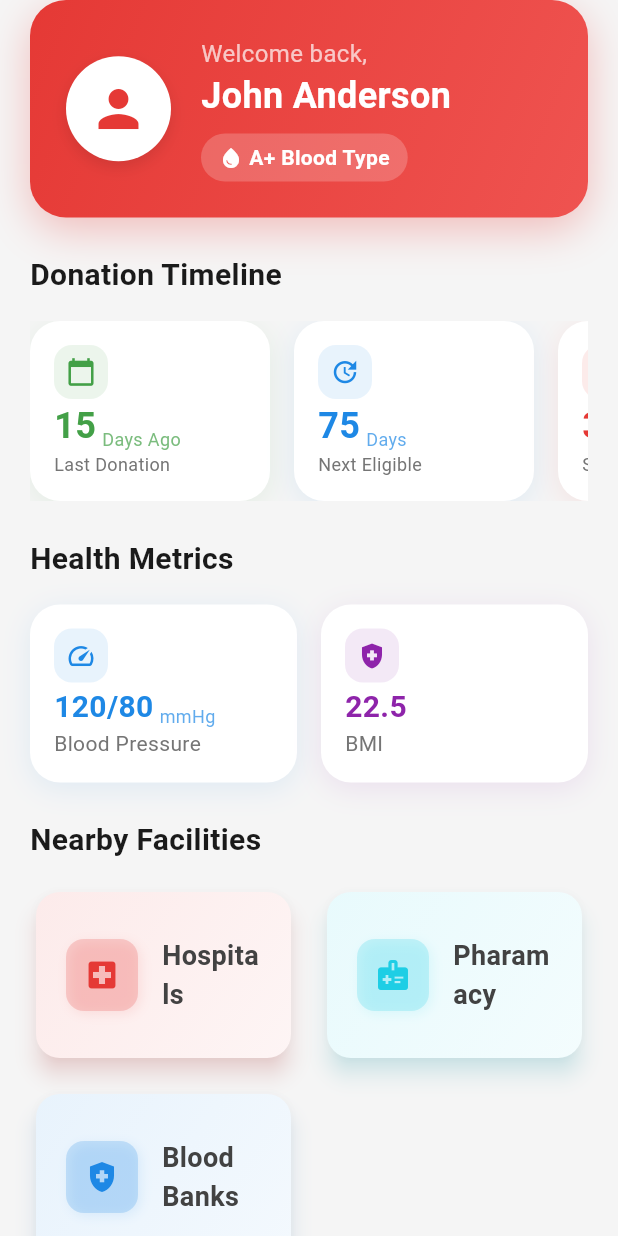
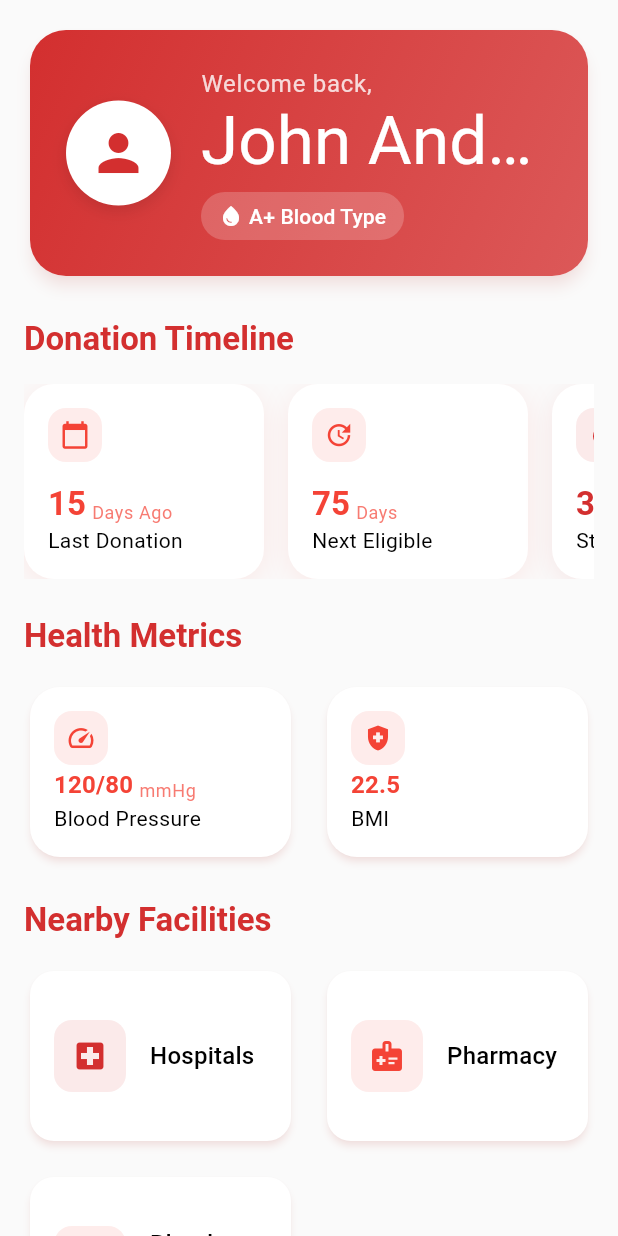
Before and after one commit to Sreenu-Chandaka/life_drop, a Flutter app: the HomeScreen screen opened directly, on a phone screen of 412 x 824 dp. Run offline on Flutter 3.47's test engine with Material 3 defaults, Android fonts, the light colour scheme and no system bars; missing offline and left inert: heart_bpm; statements that could not run were skipped.

Commit message:
Update home.dart

```diff
--- a/lib/screens/home.dart
+++ b/lib/screens/home.dart
@@ -1,38 +1,46 @@
 import 'package:flutter/material.dart';
 import 'package:flutter/services.dart';
 
+import '../bmi.dart';
 import '../maps.dart';
+import '../pulse.dart';
 
 class HomeScreen extends StatelessWidget {
   const HomeScreen({super.key});
 
   @override
   Widget build(BuildContext context) {
+    final colorScheme = Theme.of(context).colorScheme;
+
+    // Use SystemChrome within initState for StatefulWidget or in the app's initialization
     SystemChrome.setSystemUIOverlayStyle(
-      const SystemUiOverlayStyle(
+      SystemUiOverlayStyle(
         statusBarColor: Colors.transparent,
         statusBarIconBrightness: Brightness.dark,
+        systemNavigationBarColor: colorScheme.surface,
       ),
     );
 
     return Scaffold(
-      backgroundColor: const Color(0xFFF5F5F5),
+      backgroundColor: colorScheme.background,
       body: SafeArea(
         child: CustomScrollView(
           slivers: [
-            SliverToBoxAdapter(
-              child: Padding(
-                padding: const EdgeInsets.symmetric(horizontal: 20),
+            SliverPadding(
+              padding: const EdgeInsets.symmetric(horizontal: 16),
+              sliver: SliverToBoxAdapter(
                 child: Column(
                   crossAxisAlignment: CrossAxisAlignment.start,
                   children: [
-                    _buildProfileSection(),
+                    const SizedBox(height: 16),
+                    _buildProfileSection(context),
                     const SizedBox(height: 24),
-                    _buildDonationMetrics(),
+                    _buildDonationMetrics(context),
                     const SizedBox(height: 24),
-                    _buildHealthMetrics(),
+                    _buildHealthMetrics(context),
                     const SizedBox(height: 24),
-                    _buildNearbyFacilities(),
+                    _buildNearbyFacilities(context),
+                    const SizedBox(height: 24),
                   ],
                 ),
               ),
@@ -43,32 +51,34 @@
     );
   }
 
-  Widget _buildProfileSection() {
-    return Container(
+  Widget _buildProfileSection(BuildContext context) {
+    final colorScheme = Theme.of(context).colorScheme;
+    final textTheme = Theme.of(context).textTheme;
+
+    return Card(
+      elevation: 4,
+      shape: RoundedRectangleBorder(
+        borderRadius: BorderRadius.circular(24),
+      ),
+      child: Container(
         padding: const EdgeInsets.all(24),
         decoration: BoxDecoration(
-        gradient: const LinearGradient(
-          colors: [Color(0xFFE53935), Color(0xFFEF5350)],
+          gradient: LinearGradient(
+            colors: [
+              colorScheme.primary,
+              colorScheme.primary.withOpacity(0.8),
+            ],
             begin: Alignment.topLeft,
             end: Alignment.bottomRight,
           ),
           borderRadius: BorderRadius.circular(24),
-        boxShadow: [
-          BoxShadow(
-            color: const Color(0xFFE53935).withOpacity(0.3),
-            offset: const Offset(0, 8),
-            blurRadius: 24,
         ),
-        ],
-      ),
-      child: Column(
-        children: [
-          Row(
+        child: Row(
           children: [
             Container(
               padding: const EdgeInsets.all(3),
               decoration: BoxDecoration(
-                  color: Colors.white,
+                color: colorScheme.onPrimary,
                 shape: BoxShape.circle,
                 boxShadow: [
                   BoxShadow(
@@ -78,13 +88,14 @@
                   ),
                 ],
               ),
-                child: const CircleAvatar(
+              child: CircleAvatar(
                 radius: 32,
-                  backgroundColor: Colors.white,
+                backgroundColor: colorScheme.onPrimary,
                 child: Icon(
                   Icons.person,
                   size: 40,
-                    color: Color(0xFFE53935),
+                  color: colorScheme.primary,
+                  semanticLabel: 'Profile picture',
                 ),
               ),
             ),
@@ -93,20 +104,18 @@
               child: Column(
                 crossAxisAlignment: CrossAxisAlignment.start,
                 children: [
-                    const Text(
+                  Text(
                     'Welcome back,',
-                      style: TextStyle(
-                        color: Colors.white70,
-                        fontSize: 16,
+                    style: textTheme.bodyLarge?.copyWith(
+                      color: colorScheme.onPrimary.withOpacity(0.8),
                     ),
                   ),
-                    const Text(
+                  Text(
                     'John Anderson',
-                      style: TextStyle(
-                        color: Colors.white,
-                        fontSize: 24,
-                        fontWeight: FontWeight.bold,
+                    style: textTheme.displayMedium?.copyWith(
+                      color: colorScheme.onPrimary,
                     ),
+                    overflow: TextOverflow.ellipsis,
                   ),
                   const SizedBox(height: 8),
                   Container(
@@ -115,23 +124,23 @@
                       vertical: 6,
                     ),
                     decoration: BoxDecoration(
-                        color: Colors.white.withOpacity(0.2),
+                      color: colorScheme.onPrimary.withOpacity(0.2),
                       borderRadius: BorderRadius.circular(20),
                     ),
-                      child: const Row(
+                    child: Row(
                       mainAxisSize: MainAxisSize.min,
                       children: [
                         Icon(
                           Icons.water_drop,
-                            color: Colors.white,
+                          color: colorScheme.onPrimary,
                           size: 16,
+                          semanticLabel: 'Blood type',
                         ),
-                          SizedBox(width: 4),
+                        const SizedBox(width: 4),
                         Text(
                           'A+ Blood Type',
-                            style: TextStyle(
-                              color: Colors.white,
-                              fontWeight: FontWeight.w600,
+                          style: textTheme.labelLarge?.copyWith(
+                            color: colorScheme.onPrimary,
                           ),
                         ),
                       ],
@@ -142,49 +151,49 @@
             ),
           ],
         ),
-        ],
       ),
     );
   }
 
-  Widget _buildDonationMetrics() {
+  Widget _buildDonationMetrics(BuildContext context) {
+    final textTheme = Theme.of(context).textTheme;
+
     return Column(
       crossAxisAlignment: CrossAxisAlignment.start,
       children: [
-        const Text(
+        Text(
           'Donation Timeline',
-          style: TextStyle(
-            fontSize: 20,
-            fontWeight: FontWeight.bold,
-            color: Color(0xFF1A1A1A),
-          ),
+          style: textTheme.titleLarge,
+          semanticsLabel: 'Donation Timeline section',
         ),
         const SizedBox(height: 16),
         SizedBox(
-          height: 120,
+          height: 130,
           child: ListView(
             scrollDirection: Axis.horizontal,
-            children: [
-              _TimelineCard(
+            children: const [
+              TimelineCard(
                 title: 'Last Donation',
                 value: '15',
                 unit: 'Days Ago',
                 icon: Icons.calendar_today,
-                color: const Color(0xFF43A047),
+                colorType: TimelineCardColor.success,
               ),
-              _TimelineCard(
+              SizedBox(width: 16),
+              TimelineCard(
                 title: 'Next Eligible',
                 value: '75',
                 unit: 'Days',
                 icon: Icons.update,
-                color: const Color(0xFF1E88E5),
+                colorType: TimelineCardColor.info,
               ),
-              _TimelineCard(
+              SizedBox(width: 16),
+              TimelineCard(
                 title: 'Streak',
                 value: '3',
                 unit: 'Months',
                 icon: Icons.local_fire_department,
-                color: const Color(0xFFE53935),
+                colorType: TimelineCardColor.primary,
               ),
             ],
           ),
@@ -193,17 +202,16 @@
     );
   }
 
-  Widget _buildHealthMetrics() {
+  Widget _buildHealthMetrics(BuildContext context) {
+    final textTheme = Theme.of(context).textTheme;
+
     return Column(
       crossAxisAlignment: CrossAxisAlignment.start,
       children: [
-        const Text(
+        Text(
           'Health Metrics',
-          style: TextStyle(
-            fontSize: 20,
-            fontWeight: FontWeight.bold,
-            color: Color(0xFF1A1A1A),
-          ),
+          style: textTheme.titleLarge,
+          semanticsLabel: 'Health Metrics section',
         ),
         const SizedBox(height: 16),
         GridView.count(
@@ -213,20 +221,36 @@
           mainAxisSpacing: 16,
           crossAxisSpacing: 16,
           childAspectRatio: 1.5,
-          children: const [
-            _HealthMetricCard(
+          children: [
+            HealthMetricCard(
               title: 'Blood Pressure',
               value: '120/80',
               unit: 'mmHg',
               icon: Icons.speed,
-              color: Color(0xFF1E88E5),
+              colorType: HealthMetricCardColor.info,
+              onTap: () {
+                Navigator.push(
+                  context,
+                  MaterialPageRoute(
+                    builder: (context) => PulseMonitorScreen(),
                   ),
-            _HealthMetricCard(
+                );
+              },
+            ),
+            HealthMetricCard(
               title: 'BMI',
               value: '22.5',
               unit: '',
               icon: Icons.health_and_safety,
-              color: Color(0xFF8E24AA),
+              colorType: HealthMetricCardColor.secondary,
+              onTap: () {
+                Navigator.push(
+                  context,
+                  MaterialPageRoute(
+                    builder: (context) => const BMICalculator(),
+                  ),
+                );
+              },
             ),
           ],
         ),
@@ -234,17 +258,16 @@
     );
   }
 
-  Widget _buildNearbyFacilities() {
+  Widget _buildNearbyFacilities(BuildContext context) {
+    final textTheme = Theme.of(context).textTheme;
+
     return Column(
       crossAxisAlignment: CrossAxisAlignment.start,
       children: [
-        const Text(
+        Text(
           'Nearby Facilities',
-          style: TextStyle(
-            fontSize: 20,
-            fontWeight: FontWeight.bold,
-            color: Color(0xFF1A1A1A),
-          ),
+          style: textTheme.titleLarge,
+          semanticsLabel: 'Nearby Facilities section',
         ),
         const SizedBox(height: 16),
         GridView.count(
@@ -258,127 +281,76 @@
             NearbyFacilityCard(
               title: 'Hospitals',
               icon: Icons.local_hospital,
-              color: Color(0xFFE53935),
+              colorType: FacilityCardColor.primary,
               onTap: () {
-                MapLauncher.launchMapWithSearch("near by hospitals");
+                MapLauncher.launchMapWithSearch("nearby hospitals");
               },
             ),
-            NearbyFacilityCard(
-              title: 'Pharamacy',
+            const NearbyFacilityCard(
+              title: 'Pharmacy',
               icon: Icons.medical_information,
-              color: Color.fromARGB(255, 30, 206, 229),
+              colorType: FacilityCardColor.info,
             ),
-            NearbyFacilityCard(
+            const NearbyFacilityCard(
               title: 'Blood Banks',
               icon: Icons.health_and_safety,
-              color: Color(0xFF1E88E5),
+              colorType: FacilityCardColor.secondary,
             ),
           ],
         ),
-        const SizedBox(height: 16),
       ],
     );
   }
 }
 
-class NearbyFacilityCard extends StatelessWidget {
-  final String title;
-  final IconData icon;
-  final Color color;
-  final VoidCallback? onTap;
+// Color enums for consistent styling
+enum TimelineCardColor { primary, info, success, warning }
+enum HealthMetricCardColor { primary, secondary, info, success }
+enum FacilityCardColor { primary, secondary, info, success }
 
-  const NearbyFacilityCard({
-    Key? key,
-    required this.title,
-    required this.icon,
-    required this.color,
-    this.onTap,
-  }) : super(key: key);
-
-  @override
-  Widget build(BuildContext context) {
-    return Card(
-      elevation: 6,
-      shape: RoundedRectangleBorder(
-        borderRadius: BorderRadius.circular(16),
-      ),
-      shadowColor: color.withOpacity(0.3),
-      child: InkWell(
-        onTap: onTap,
-        borderRadius: BorderRadius.circular(16),
-        child: Container(
-          padding: const EdgeInsets.symmetric(horizontal: 20, vertical: 16),
-          decoration: BoxDecoration(
-            borderRadius: BorderRadius.circular(16),
-            gradient: LinearGradient(
-              colors: [color.withOpacity(0.1), color.withOpacity(0.05)],
-              begin: Alignment.topLeft,
-              end: Alignment.bottomRight,
-            ),
-          ),
-          child: Row(
-            children: [
-              Container(
-                padding: const EdgeInsets.all(12),
-                decoration: BoxDecoration(
-                  color: color.withOpacity(0.2),
-                  borderRadius: BorderRadius.circular(12),
-                  boxShadow: [
-                    BoxShadow(
-                      color: color.withOpacity(0.1),
-                      blurRadius: 6,
-                      offset: const Offset(2, 2),
-                    ),
-                  ],
-                ),
-                child: Icon(
-                  icon,
-                  color: color,
-                  size: 24,
-                ),
-              ),
-              const SizedBox(width: 16),
-              Expanded(
-                child: Text(
-                  title,
-                  style: TextStyle(
-                    fontSize: 18,
-                    fontWeight: FontWeight.w600,
-                    color: Colors.grey[800],
-                  ),
-                ),
-              ),
-            ],
-          ),
-        ),
-      ),
-    );
-  }
-}
-
-class _TimelineCard extends StatelessWidget {
+class TimelineCard extends StatelessWidget {
   final String title;
   final String value;
   final String unit;
   final IconData icon;
-  final Color color;
+  final TimelineCardColor colorType;
 
-  const _TimelineCard({
+  const TimelineCard({
+    super.key,
     required this.title,
     required this.value,
     required this.unit,
     required this.icon,
-    required this.color,
+    required this.colorType,
   });
 
   @override
   Widget build(BuildContext context) {
+    final colorScheme = Theme.of(context).colorScheme;
+    final textTheme = Theme.of(context).textTheme;
+
+    // Get color based on type
+    Color color;
+    switch (colorType) {
+      case TimelineCardColor.primary:
+        color = colorScheme.primary;
+        break;
+      case TimelineCardColor.info:
+        color = colorScheme.tertiary;
+        break;
+      case TimelineCardColor.success:
+        color = colorScheme.secondary;
+        break;
+      case TimelineCardColor.warning:
+        color = colorScheme.error;
+        break;
+    }
+
     return Container(
       width: 160,
-      margin: const EdgeInsets.only(right: 16),
       padding: const EdgeInsets.all(16),
       decoration: BoxDecoration(
-        color: Colors.white,
+        color: colorScheme.surface,
         borderRadius: BorderRadius.circular(20),
         boxShadow: [
           BoxShadow(
@@ -397,7 +369,12 @@
               color: color.withOpacity(0.1),
               borderRadius: BorderRadius.circular(12),
             ),
-            child: Icon(icon, color: color, size: 20),
+            child: Icon(
+              icon,
+              color: color,
+              size: 20,
+              semanticLabel: title,
+            ),
           ),
           const Spacer(),
           Row(
@@ -405,17 +382,15 @@
             children: [
               Text(
                 value,
-                style: TextStyle(
-                  fontSize: 24,
+                style: textTheme.titleLarge?.copyWith(
+                  color: color,
                   fontWeight: FontWeight.bold,
-                  color: color,
                 ),
               ),
               const SizedBox(width: 4),
               Text(
                 unit,
-                style: TextStyle(
-                  fontSize: 12,
+                style: textTheme.bodySmall?.copyWith(
                   color: color.withOpacity(0.7),
                 ),
               ),
@@ -423,9 +398,8 @@
           ),
           Text(
             title,
-            style: TextStyle(
-              color: Colors.grey[600],
-              fontSize: 12,
+            style: textTheme.bodyMedium?.copyWith(
+              color: colorScheme.onSurfaceVariant,
             ),
           ),
         ],
@@ -434,36 +408,56 @@
   }
 }
 
-class _HealthMetricCard extends StatelessWidget {
+class HealthMetricCard extends StatelessWidget {
   final String title;
   final String value;
   final String unit;
   final IconData icon;
-  final Color color;
+  final HealthMetricCardColor colorType;
+  final VoidCallback? onTap;
 
-  const _HealthMetricCard({
+  const HealthMetricCard({
+    super.key,
     required this.title,
     required this.value,
     required this.unit,
     required this.icon,
-    required this.color,
+    required this.colorType,
+    this.onTap,
   });
 
   @override
   Widget build(BuildContext context) {
-    return Container(
+    final colorScheme = Theme.of(context).colorScheme;
+    final textTheme = Theme.of(context).textTheme;
+
+    // Get color based on type
+    Color color;
+    switch (colorType) {
+      case HealthMetricCardColor.primary:
+        color = colorScheme.primary;
+        break;
+      case HealthMetricCardColor.secondary:
+        color = colorScheme.secondary;
+        break;
+      case HealthMetricCardColor.info:
+        color = colorScheme.tertiary;
+        break;
+      case HealthMetricCardColor.success:
+        color = colorScheme.error;
+        break;
+    }
+
+    return Card(
+      elevation: 2,
+      shape: RoundedRectangleBorder(
+        borderRadius: BorderRadius.circular(20),
+      ),
+      child: InkWell(
+        onTap: onTap,
+        borderRadius: BorderRadius.circular(20),
+        child: Padding(
           padding: const EdgeInsets.all(16),
-      decoration: BoxDecoration(
-        color: Colors.white,
-        borderRadius: BorderRadius.circular(20),
-        boxShadow: [
-          BoxShadow(
-            color: color.withOpacity(0.1),
-            blurRadius: 16,
-            offset: const Offset(0, 4),
-          ),
-        ],
-      ),
           child: Column(
             crossAxisAlignment: CrossAxisAlignment.start,
             children: [
@@ -473,7 +467,12 @@
                   color: color.withOpacity(0.1),
                   borderRadius: BorderRadius.circular(12),
                 ),
-            child: Icon(icon, color: color, size: 20),
+                child: Icon(
+                  icon,
+                  color: color,
+                  size: 20,
+                  semanticLabel: title,
+                ),
               ),
               const Spacer(),
               Row(
@@ -481,8 +480,7 @@
                 children: [
                   Text(
                     value,
-                style: TextStyle(
-                  fontSize: 20,
+                    style: textTheme.titleMedium?.copyWith(
                       fontWeight: FontWeight.bold,
                       color: color,
                     ),
@@ -491,8 +489,7 @@
                   if (unit.isNotEmpty)
                     Text(
                       unit,
-                  style: TextStyle(
-                    fontSize: 12,
+                      style: textTheme.bodySmall?.copyWith(
                         color: color.withOpacity(0.7),
                       ),
                     ),
@@ -500,15 +497,90 @@
               ),
               Text(
                 title,
-            style: TextStyle(
-              color: Colors.grey[600],
-              fontSize: 14,
+                style: textTheme.bodyMedium?.copyWith(
+                  color: colorScheme.onSurfaceVariant,
                 ),
               ),
             ],
+          ),
+        ),
       ),
     );
   }
 }
 
-enum FacilityType { hospital, pharmacy }
+class NearbyFacilityCard extends StatelessWidget {
+  final String title;
+  final IconData icon;
+  final FacilityCardColor colorType;
+  final VoidCallback? onTap;
+
+  const NearbyFacilityCard({
+    super.key,
+    required this.title,
+    required this.icon,
+    required this.colorType,
+    this.onTap,
+  });
+
+  @override
+  Widget build(BuildContext context) {
+    final colorScheme = Theme.of(context).colorScheme;
+    final textTheme = Theme.of(context).textTheme;
+
+    // Get color based on type
+    Color color;
+    switch (colorType) {
+      case FacilityCardColor.primary:
+        color = colorScheme.primary;
+        break;
+      case FacilityCardColor.secondary:
+        color = colorScheme.secondary;
+        break;
+      case FacilityCardColor.info:
+        color = colorScheme.tertiary;
+        break;
+      case FacilityCardColor.success:
+        color = colorScheme.error;
+        break;
+    }
+
+    return Card(
+      elevation: 2,
+      shape: RoundedRectangleBorder(
+        borderRadius: BorderRadius.circular(16),
+      ),
+      child: InkWell(
+        onTap: onTap,
+        borderRadius: BorderRadius.circular(16),
+        child: Padding(
+          padding: const EdgeInsets.all(16),
+          child: Row(
+            children: [
+              Container(
+                padding: const EdgeInsets.all(12),
+                decoration: BoxDecoration(
+                  color: color.withOpacity(0.1),
+                  borderRadius: BorderRadius.circular(12),
+                ),
+                child: Icon(
+                  icon,
+                  color: color,
+                  size: 24,
+                  semanticLabel: title,
+                ),
+              ),
+              const SizedBox(width: 16),
+              Expanded(
+                child: Text(
+                  title,
+                  style: textTheme.titleMedium,
+                ),
+              ),
+            ],
+          ),
+        ),
+      ),
+    );
+  }
+}
```
Lines whose indentation alone changed are shown as unchanged.
